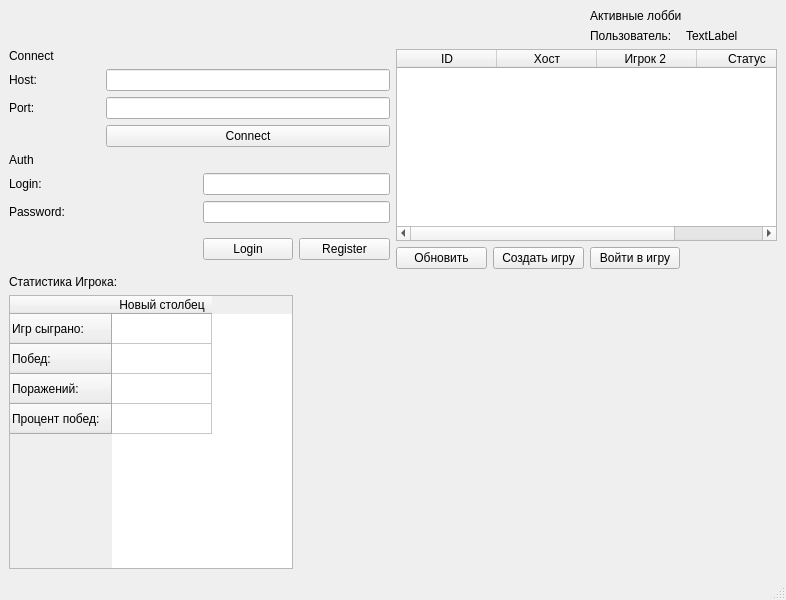
Old version of the form src/client/mainwindow.ui in the repository atleast0iq/tp-semester-project.
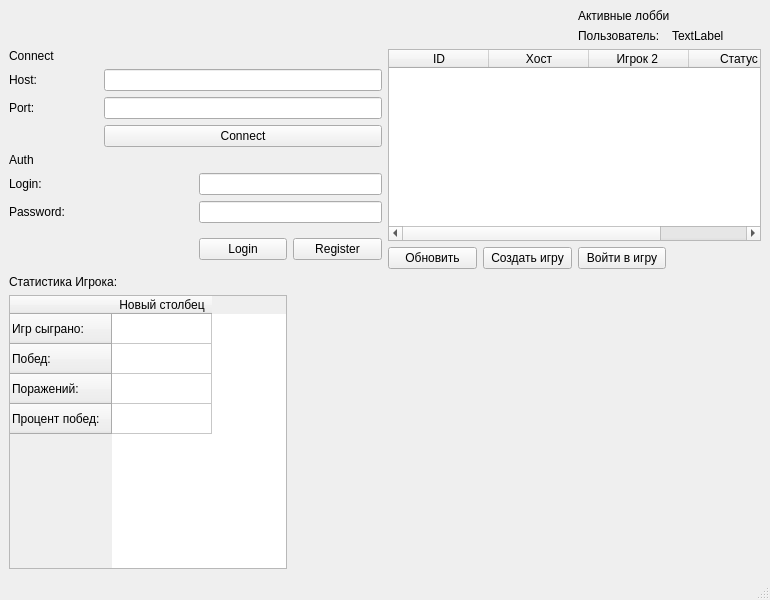
New version of the form.

```diff
--- a/src/client/mainwindow.ui
+++ b/src/client/mainwindow.ui
@@ -6,7 +6,7 @@
    <rect>
     <x>0</x>
     <y>0</y>
-    <width>786</width>
+    <width>770</width>
     <height>600</height>
    </rect>
   </property>
```
Left out of the diff: 2 changed lines with no effect on the pictures.
